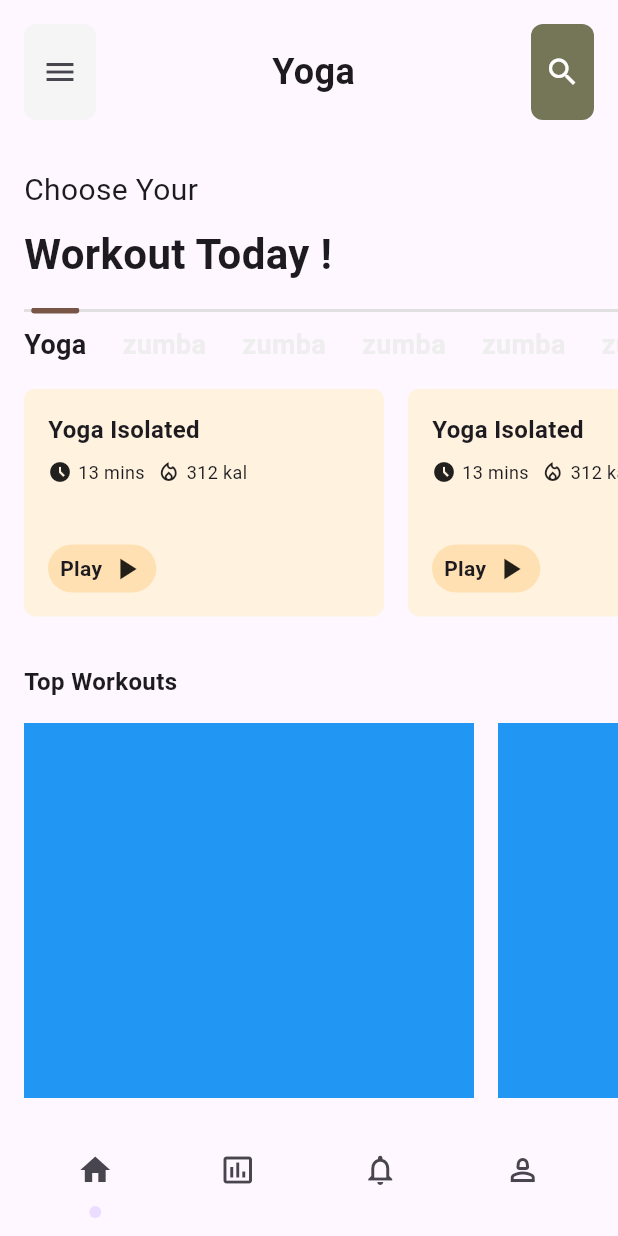
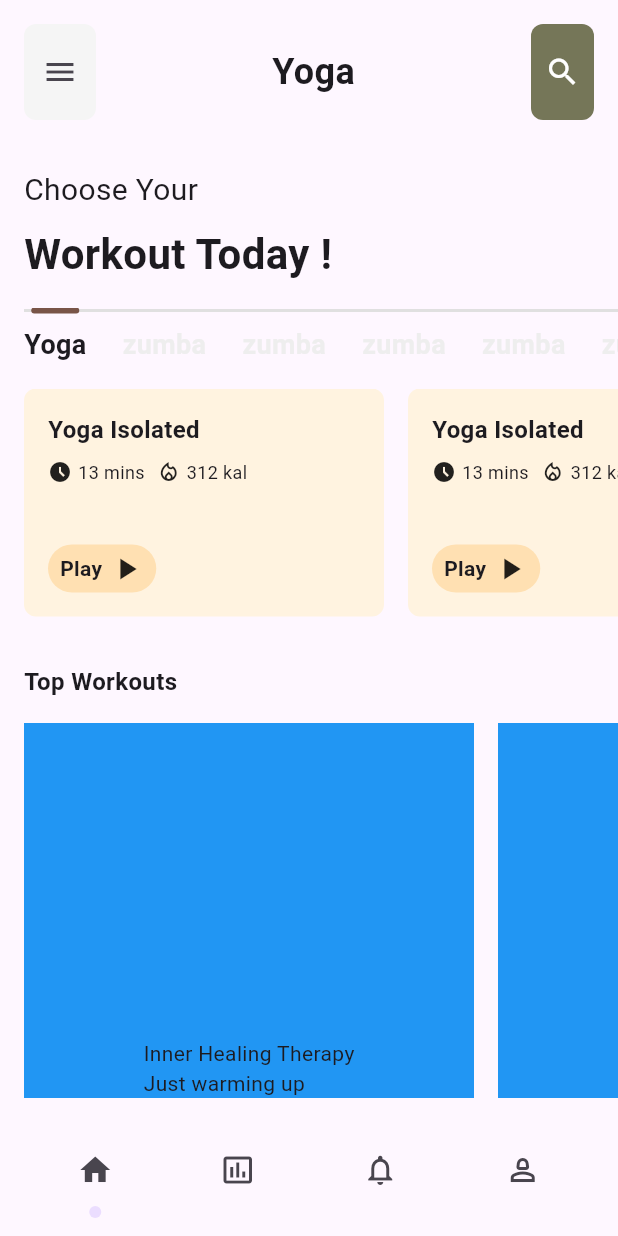
Before and after one commit to JAICHANGPARK/flutter_notebook_chapter_36, a Flutter app: the YogaHomePage screen opened directly, on a phone screen of 412 x 824 dp. Run offline on Flutter 3.47's test engine with Material 3 defaults, Android fonts, the phone set to English and light mode, and no system bars; our stand-ins replace gap.

Commit message:
Update yoga_home_page.dart

```diff
--- a/lib/ep1817_yoga_app/view/yoga_home_page.dart
+++ b/lib/ep1817_yoga_app/view/yoga_home_page.dart
@@ -343,6 +343,14 @@ class _YogaHomePageState extends State<YogaHomePage> {
                           children: [
                             Expanded(child: Container()),
                             Gap(12),
+                            Column(
+                              crossAxisAlignment: CrossAxisAlignment.start,
+                              children: [
+                                Text("Inner Healing Therapy",),
+                                Text("Just warming up"),
+
+                              ],
+                            )
 
                           ],
                         ),
```
